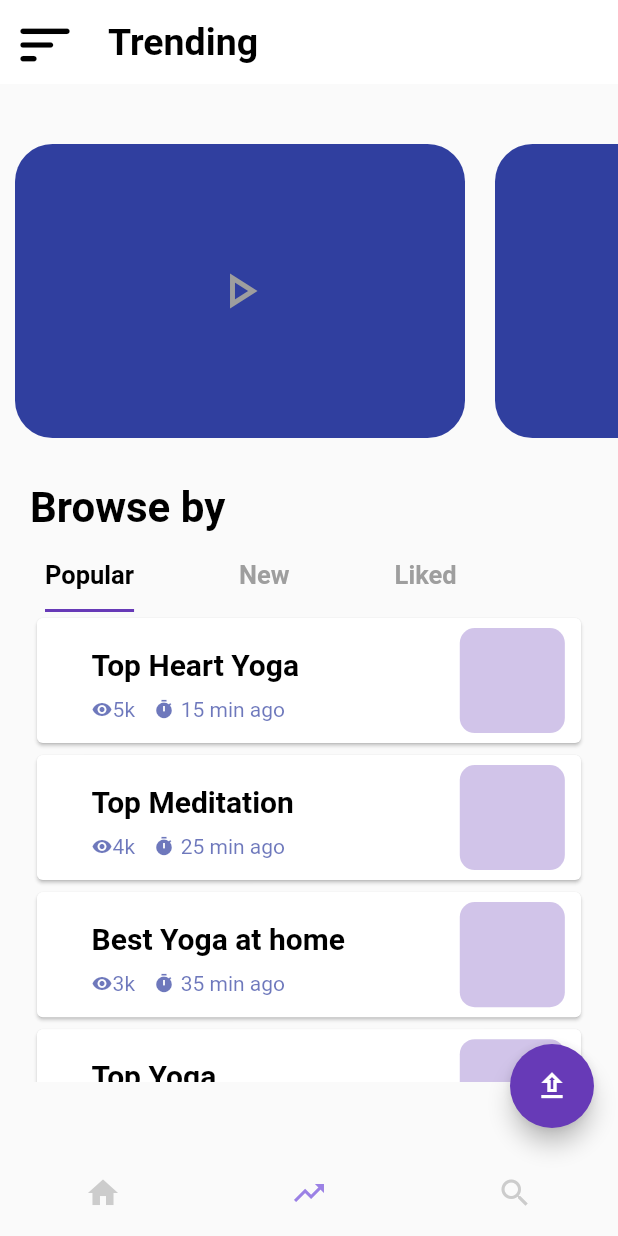
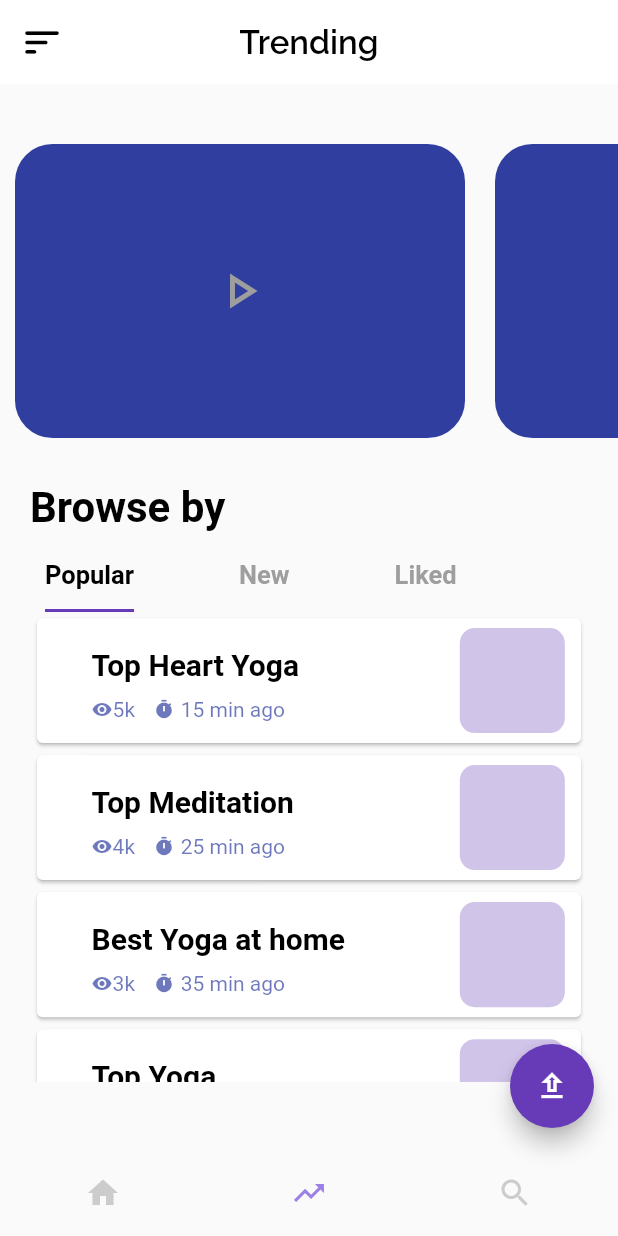
Before and after one commit to ErR0rpj/anand_yogalaya, a Flutter app: the screen it shows once a user with an empty profile is signed in, item 2 of the bottom bar chosen, on a phone screen of 412 x 824 dp. Run offline on Flutter 3.47's test engine with Material 2 defaults, Android fonts, the phone set to English and light mode, and no system bars; our stand-ins replace cached_network_image, cloud_firestore, firebase_auth, firebase_core, get, google_fonts and 2 more; accounts and stored records are empty; network calls fail.

```diff
--- a/lib/screens/bottomNavigationScreens/dashboard_screen.dart
+++ b/lib/screens/bottomNavigationScreens/dashboard_screen.dart
@@ -16,7 +16,6 @@ class DashBoardScreen extends StatelessWidget {
   @override
   Widget build(BuildContext context) {
     ListController listController = Get.find();
-
     return Scaffold(
       drawer: NavsideBar(),
       appBar: AppBar(
@@ -105,7 +104,6 @@ class DashBoardScreen extends StatelessWidget {
                   },
                 ),
               ),
-              //CategoryTab(categories: listController.categoryList),
               const SizedBox(height: L_SIZEDBOX_SIZE),
               const Workouts(),
             ],
--- a/lib/screens/bottomNavigationScreens/trendingScreen.dart
+++ b/lib/screens/bottomNavigationScreens/trendingScreen.dart
@@ -1,5 +1,7 @@
 import 'package:flutter/material.dart';
+import 'package:google_fonts/google_fonts.dart';
 import '../../utils/const.dart';
+import '../Notifications/notificationlist.dart';
 import '../sidebarMenu/sidebar_widget.dart';
 import '../trendingScreens/likedtrendingSection.dart';
 import '../trendingScreens/newtrendingSection.dart';
@@ -21,6 +23,35 @@ class TrendingPageScreenState extends State<TrendingPageScreen>
     return Scaffold(
       drawer: NavsideBar(),
       appBar: AppBar(
+        centerTitle: true,
+        leading: Builder(
+          builder: (BuildContext context) {
+            return IconButton(
+              icon: const Icon(
+                Icons.sort_rounded,
+                color: kblack,
+                size: 30,
+              ),
+              onPressed: () {
+                Scaffold.of(context).openDrawer();
+              },
+              tooltip: MaterialLocalizations.of(context).openAppDrawerTooltip,
+            );
+          },
+        ),
+        backgroundColor: Colors.white,
+        elevation: 0,
+        title: Text(
+          "Trending",
+          style: GoogleFonts.raleway(
+            color: kblack,
+            fontWeight: DASHBOARD_WEIGHT,
+            fontSize: 22,
+          ),
+        ),
+        //  title: Text('Dashboard'),
+      ),
+     /* appBar: AppBar(
         leading: Builder(
           builder: (BuildContext context) {
             return IconButton(
@@ -56,8 +87,7 @@ class TrendingPageScreenState extends State<TrendingPageScreen>
               ]),
         ),
         //  title: Text('Dashboard'),
-      ),
-      // appBar: trendingAppBar(context),
+      ), */
       body: SingleChildScrollView(
         child: Column(children: [
           SizedBox(
--- a/lib/screens/categoryScreens/category_screen.dart
+++ b/lib/screens/categoryScreens/category_screen.dart
@@ -10,13 +10,11 @@ import '../Notifications/notificationbackButton.dart';
 
 class CategoryScreen extends StatelessWidget {
   final CategoryController categoryController = Get.find();
-
   CategoryScreen({Key? key}) : super(key: key);
 
   @override
   Widget build(BuildContext context) {
     ListController listController = Get.find();
-
     return Scaffold(
       backgroundColor: kwhite,
       appBar: DefaultAppBar(
--- a/lib/screens/sidebarMenu/sidebar_widget.dart
+++ b/lib/screens/sidebarMenu/sidebar_widget.dart
@@ -2,6 +2,7 @@ import 'package:flutter/material.dart';
 import '../../utils/const.dart';
 import '../Notifications/notificationlist.dart';
 import '../Notifications/notificationspage.dart';
+import '../login_screen.dart';
 import 'aboutUser.dart';
 
 class NavsideBar extends StatelessWidget {
@@ -92,6 +93,10 @@ class NavsideBar extends StatelessWidget {
             title: const Text('Logout'),
             leading: const Icon(Icons.exit_to_app),
             onTap: () => {
+              Navigator.push(
+                context,
+                MaterialPageRoute(builder: (context) => LoginScreen()),
+              ),
               //TODO: Implement logout
             },
           ),
```
Also changed, not shown: lib/screens/login_screen.dart (+15 -12 lines), lib/screens/notification_bell.dart (deleted, +0 -33 lines).
